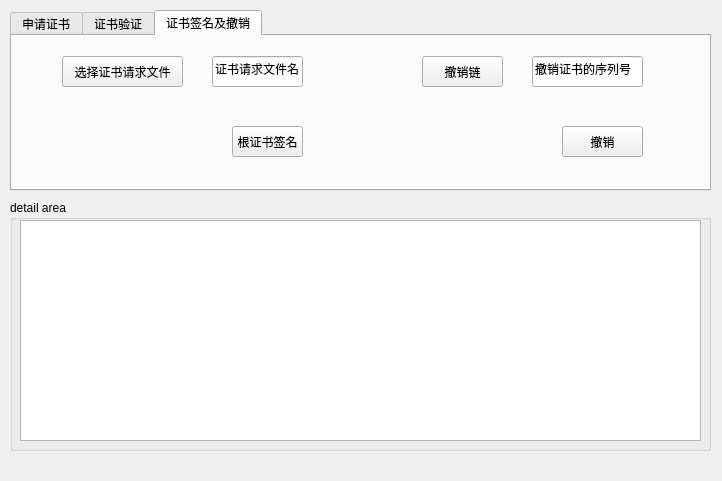
Above: mainwindow.ui from zengrx/openssl_ca before the change. Below: the same form after it.
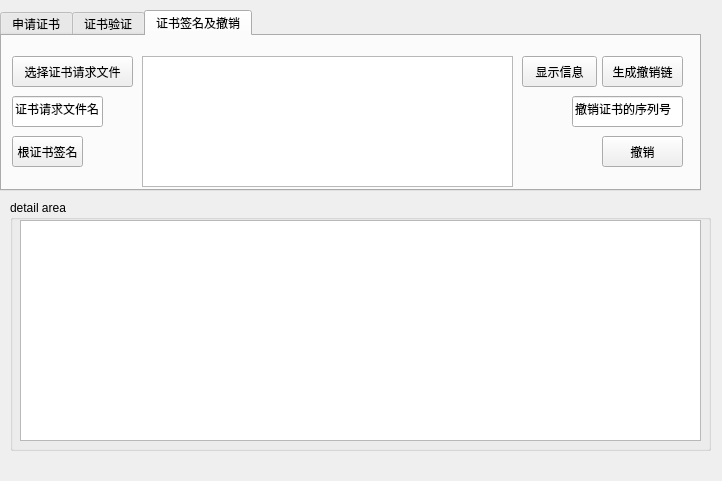
That is the form after the change.

Commit message: Change UI in order to display CRL list

The edit to the form file:
```diff
--- a/mainwindow.ui
+++ b/mainwindow.ui
@@ -46,7 +46,7 @@
    <widget class="QTabWidget" name="tabWidget">
     <property name="geometry">
      <rect>
-      <x>10</x>
+      <x>0</x>
       <y>10</y>
       <width>701</width>
       <height>181</height>
@@ -503,8 +503,8 @@
      <widget class="QPushButton" name="pushButton_2">
       <property name="geometry">
        <rect>
-        <x>220</x>
-        <y>90</y>
+        <x>10</x>
+        <y>100</y>
         <width>71</width>
         <height>31</height>
        </rect>
@@ -516,21 +516,21 @@
      <widget class="QPushButton" name="pushButton_3">
       <property name="geometry">
        <rect>
-        <x>410</x>
+        <x>600</x>
         <y>20</y>
         <width>81</width>
         <height>31</height>
        </rect>
       </property>
       <property name="text">
-       <string>撤销链</string>
+       <string>生成撤销链</string>
       </property>
      </widget>
      <widget class="QPushButton" name="pushButton_4">
       <property name="geometry">
        <rect>
-        <x>550</x>
-        <y>90</y>
+        <x>600</x>
+        <y>100</y>
         <width>81</width>
         <height>31</height>
        </rect>
@@ -542,8 +542,8 @@
      <widget class="QLineEdit" name="lineEdit_9">
       <property name="geometry">
        <rect>
-        <x>520</x>
-        <y>20</y>
+        <x>570</x>
+        <y>60</y>
         <width>111</width>
         <height>31</height>
        </rect>
@@ -555,7 +555,7 @@
      <widget class="QPushButton" name="pushButton_5">
       <property name="geometry">
        <rect>
-        <x>50</x>
+        <x>10</x>
         <y>20</y>
         <width>121</width>
         <height>31</height>
@@ -568,8 +568,8 @@
      <widget class="QLineEdit" name="lineEdit_10">
       <property name="geometry">
        <rect>
-        <x>200</x>
-        <y>20</y>
+        <x>10</x>
+        <y>60</y>
         <width>91</width>
         <height>31</height>
        </rect>
@@ -578,6 +578,29 @@
        <string>证书请求文件名</string>
       </property>
      </widget>
+     <widget class="QPushButton" name="pushButton_6">
+      <property name="geometry">
+       <rect>
+        <x>520</x>
+        <y>20</y>
+        <width>75</width>
+        <height>31</height>
+       </rect>
+      </property>
+      <property name="text">
+       <string>显示信息</string>
+      </property>
+     </widget>
+     <widget class="QListWidget" name="listWidget">
+      <property name="geometry">
+       <rect>
+        <x>140</x>
+        <y>20</y>
+        <width>371</width>
+        <height>131</height>
+       </rect>
+      </property>
+     </widget>
     </widget>
    </widget>
   </widget>
```
